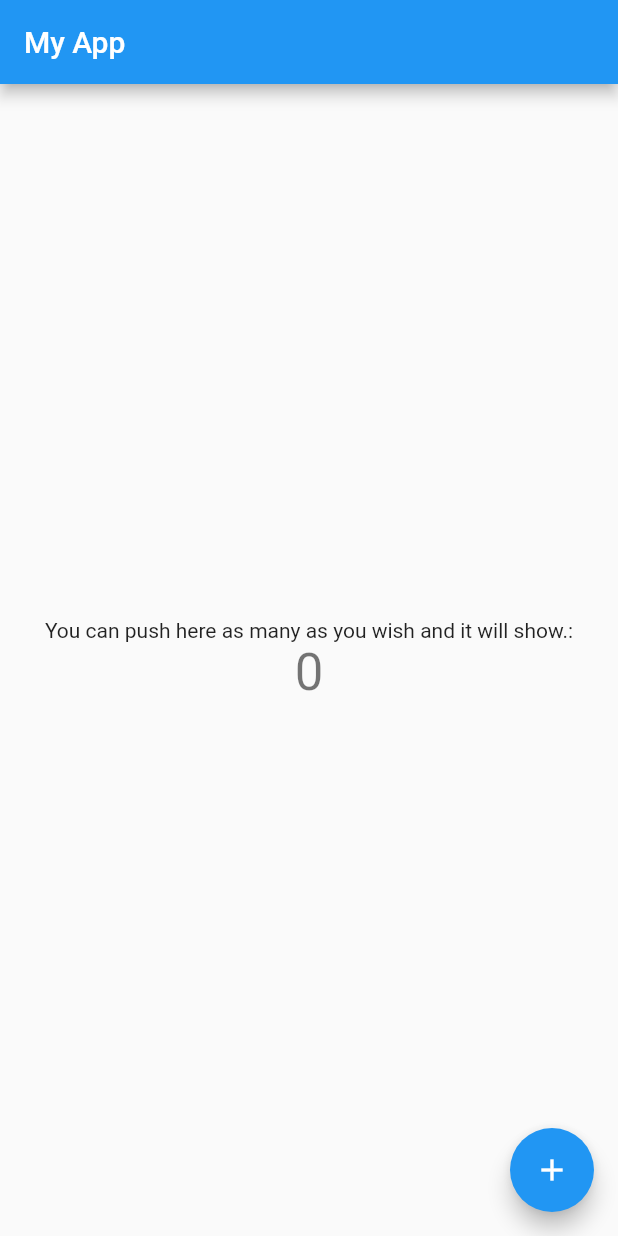
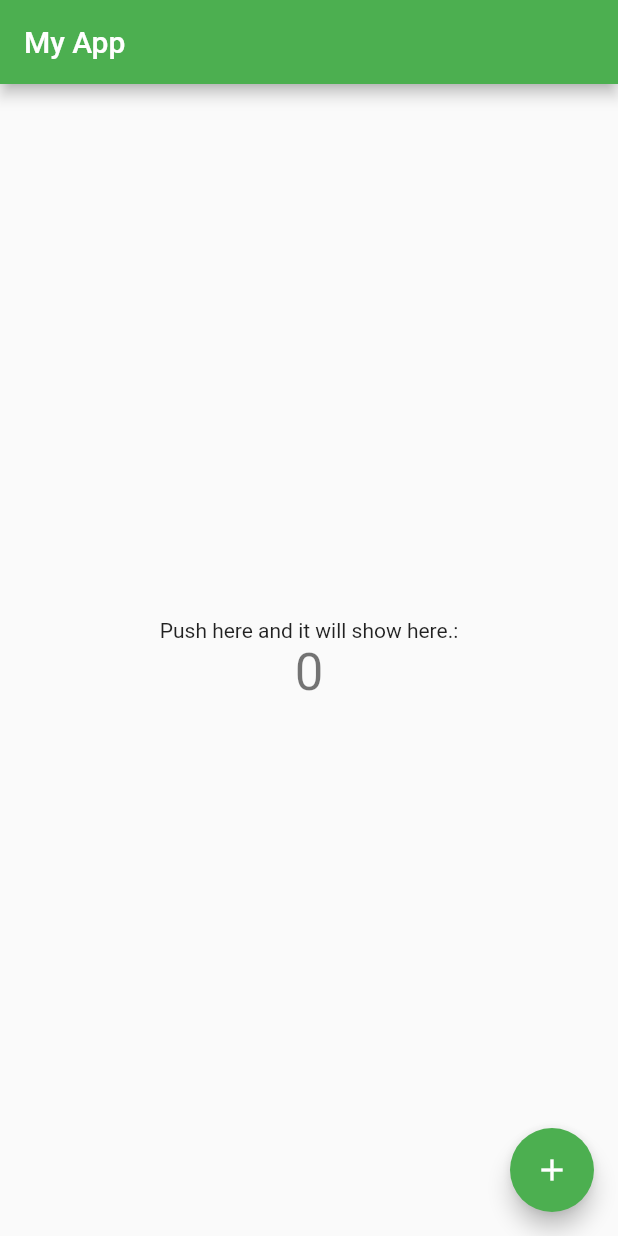
Before and after one commit to Nurzhamalyrys/31github, a Flutter app: the screen it shows after launch, on a phone screen of 412 x 824 dp. Run offline on Flutter 3.47's test engine with Material 2 defaults, Android fonts, the phone set to English and light mode, and no system bars.

Commit message:
added new function

```diff
--- a/lib/main.dart
+++ b/lib/main.dart
@@ -11,7 +11,7 @@ class MyApp extends StatelessWidget {
   @override
   Widget build(BuildContext context) {
     return MaterialApp(
-      title: 'My App',
+      title: 'The Calculator App',
       theme: ThemeData(
         // This is the theme of your application.
         //
@@ -22,7 +22,7 @@ class MyApp extends StatelessWidget {
         // or simply save your changes to "hot reload" in a Flutter IDE).
         // Notice that the counter didn't reset back to zero; the application
         // is not restarted.
-        primarySwatch: Colors.blue,
+        primarySwatch: Colors.green,
       ),
       home: const MyHomePage(title: 'My App'),
     );
@@ -96,7 +96,7 @@ class _MyHomePageState extends State<MyHomePage> {
           mainAxisAlignment: MainAxisAlignment.center,
           children: <Widget>[
             const Text(
-              'You can push here as many as you wish and it will show.:',
+              'Push here and it will show here.:',
             ),
             Text(
               '$_counter',
```
